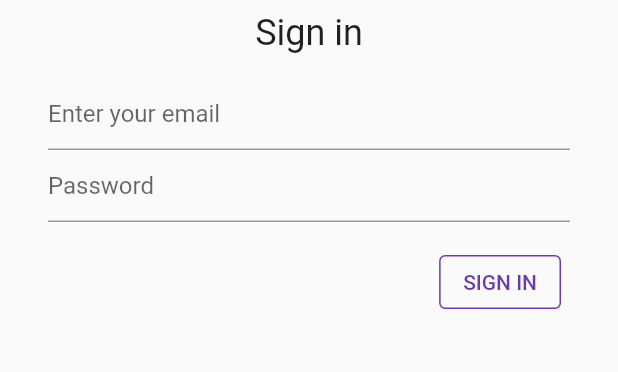
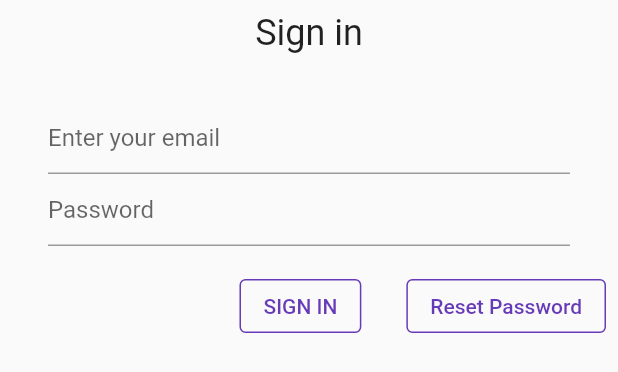
Before and after one commit to starrv/google-sign-in-demo, a Flutter app: the PasswordForm widget shown alone on an empty page, opened directly with empty values, on a phone screen of 412 x 824 dp. Shown: the top 372 px of the screen. Run offline on Flutter 3.47's test engine with Material 2 defaults, Android fonts, the phone set to English and light mode, and no system bars; our stand-ins replace firebase_auth, firebase_core, google_fonts; accounts and stored records are empty.

Commit message:
added password reset feature

```diff
--- a/lib/main.dart
+++ b/lib/main.dart
@@ -62,6 +62,7 @@ class HomePage extends StatelessWidget {
               cancelRegistration: appState.cancelRegistration,
               registerAccount: appState.registerAccount,
               signOut: appState.signOut,
+              resetPassword: appState.resetPassword,
             ),
           ),
           const Divider(
@@ -144,6 +145,11 @@ class ApplicationState extends ChangeNotifier {
     }
   }
 
+  Future<void> resetPassword(
+      String email)async{
+      await FirebaseAuth.instance.sendPasswordResetEmail(email: email);
+  }
+
   void cancelRegistration() {
     _loginState = ApplicationLoginState.emailAddress;
     notifyListeners();
--- a/lib/src/authentication.dart
+++ b/lib/src/authentication.dart
@@ -20,6 +20,7 @@ class Authentication extends StatelessWidget {
     required this.cancelRegistration,
     required this.registerAccount,
     required this.signOut,
+    required this.resetPassword,
   });
 
   final ApplicationLoginState loginState;
@@ -42,6 +43,9 @@ class Authentication extends StatelessWidget {
     void Function(Exception e) error,
   ) registerAccount;
   final void Function() signOut;
+  final void Function(
+    String email,
+  ) resetPassword;
 
   @override
   Widget build(BuildContext context) {
@@ -71,6 +75,9 @@ class Authentication extends StatelessWidget {
             signInWithEmailAndPassword(email, password,
                 (e) => _showErrorDialog(context, 'Failed to sign in', e));
           },
+          resetPassword: (email) {
+              resetPassword(email);
+            }
         );
       case ApplicationLoginState.register:
         return RegisterForm(
@@ -214,6 +221,8 @@ class _EmailFormState extends State<EmailForm> {
   }
 }
 
+
+
 class RegisterForm extends StatefulWidget {
   const RegisterForm({
     required this.registerAccount,
@@ -337,9 +346,11 @@ class PasswordForm extends StatefulWidget {
   const PasswordForm({
     required this.login,
     required this.email,
+    required this.resetPassword
   });
   final String email;
   final void Function(String email, String password) login;
+  final void Function(String email) resetPassword;
   @override
   _PasswordFormState createState() => _PasswordFormState();
 }
@@ -348,6 +359,7 @@ class _PasswordFormState extends State<PasswordForm> {
   final _formKey = GlobalKey<FormState>(debugLabel: '_PasswordFormState');
   final _emailController = TextEditingController();
   final _passwordController = TextEditingController();
+  String resetPasswordResult='';
 
   @override
   void initState() {
@@ -367,6 +379,15 @@ class _PasswordFormState extends State<PasswordForm> {
             child: Column(
               crossAxisAlignment: CrossAxisAlignment.start,
               children: <Widget>[
+                Center(
+                  child: Text(
+                      resetPasswordResult,
+                      style: const TextStyle(
+                        color: Colors.green,
+                        fontWeight: FontWeight.bold,
+                      ),
+                  ),
+                ),
                 Padding(
                   padding: const EdgeInsets.symmetric(horizontal: 24),
                   child: TextFormField(
@@ -416,6 +437,17 @@ class _PasswordFormState extends State<PasswordForm> {
                         child: const Text('SIGN IN'),
                       ),
                       const SizedBox(width: 30),
+                      StyledButton(
+                        onPressed: () {
+                          widget.resetPassword(
+                            _emailController.text,
+                          );
+                        setState(() {
+                          resetPasswordResult='please check your email';
+                        });
+                        },
+                        child: const Text('Reset Password'),
+                      ),
                     ],
                   ),
                 ),
```
